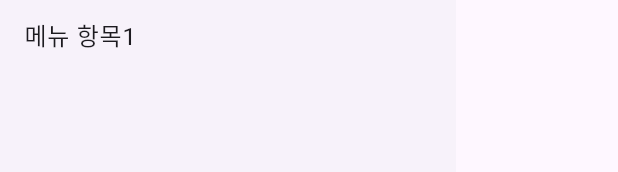
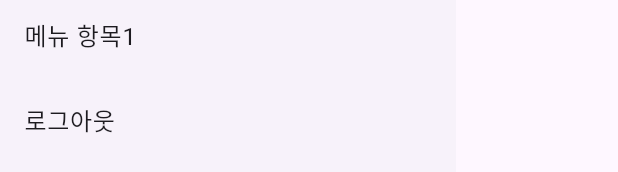
Before and after one commit to GitTeoll/B612-team3-mobile-Repo, a Flutter app: the CustomDrawer widget shown alone on an empty page, opened directly, on a phone screen of 412 x 824 dp. Shown: the part 260-432 px from the top of the screen. Run offline on Flutter 3.47's test engine with Material 3 defaults, Android fonts, the phone set to English and light mode, and no system bars; our stand-ins replace dio, firebase_auth, firebase_core, flutter_dotenv, flutter_rating_bar, flutter_riverpod and 5 more; missing offline and left inert: daum_postcode_search, kakao_flutter_sdk_user, kakao_map_plugin; accounts and stored records are empty; generated files the repository leaves out were written again; statements that could not run were skipped.

Commit message:
add : firebase 로그인을 위한 로그아웃 기능 추가

```diff
--- a/lib/common/component/custom_drawer.dart
+++ b/lib/common/component/custom_drawer.dart
@@ -1,13 +1,12 @@
+import 'package:b612_project_team3/user/provider/auth_provider.dart';
+import 'package:flutter/material.dart';
+import 'package:flutter_riverpod/flutter_riverpod.dart';
 import 'package:b612_project_team3/user/model/user_model.dart';
 import 'package:b612_project_team3/user/provider/user_info_provider.dart';
-import 'package:flutter/material.dart';
-import 'package:flutter_riverpod/flutter_riverpod.dart';
+import 'package:go_router/go_router.dart';
 
-// 좌측 상단 메뉴 추가
 class CustomDrawer extends ConsumerWidget {
-  const CustomDrawer({
-    super.key,
-  });
+  const CustomDrawer({super.key});
 
   @override
   Widget build(BuildContext context, WidgetRef ref) {
@@ -20,14 +19,19 @@ class CustomDrawer extends ConsumerWidget {
           DrawerHeader(
             decoration: const BoxDecoration(color: Colors.blue),
             child: userInfo is UserModel
-                ? Text(
-                    '${userInfo.name} 님',
-                  )
+                ? Text('${userInfo.name} 님')
                 : const Text('에러'),
           ),
           const ListTile(
             title: Text('메뉴 항목1'),
-          )
+          ),
+          ListTile(
+            title: const Text('로그아웃'),
+            onTap: () {
+              ref.read(authProvider).logout();
+              context.go('/login'); // 사용자를 로그인 화면으로 이동
+            },
+          ),
         ],
       ),
     );
--- a/lib/user/view/login_screen.dart
+++ b/lib/user/view/login_screen.dart
@@ -3,6 +3,7 @@ import 'package:b612_project_team3/user/model/user_model.dart';
 import 'package:b612_project_team3/user/provider/user_info_provider.dart';
 import 'package:flutter/material.dart';
 import 'package:flutter_riverpod/flutter_riverpod.dart';
+import 'package:go_router/go_router.dart';
 
 class LoginScreen extends ConsumerStatefulWidget {
   static String get routeName => 'login';
@@ -30,7 +31,7 @@ class _LoginScreenState extends ConsumerState<LoginScreen> {
               setState(() {
                 isLoading = true;
               });
-
+              context.go('/');
               if (await ref.read(userInfoProvider.notifier).login()
                   is UserModelError) {
                 setState(() {
```
